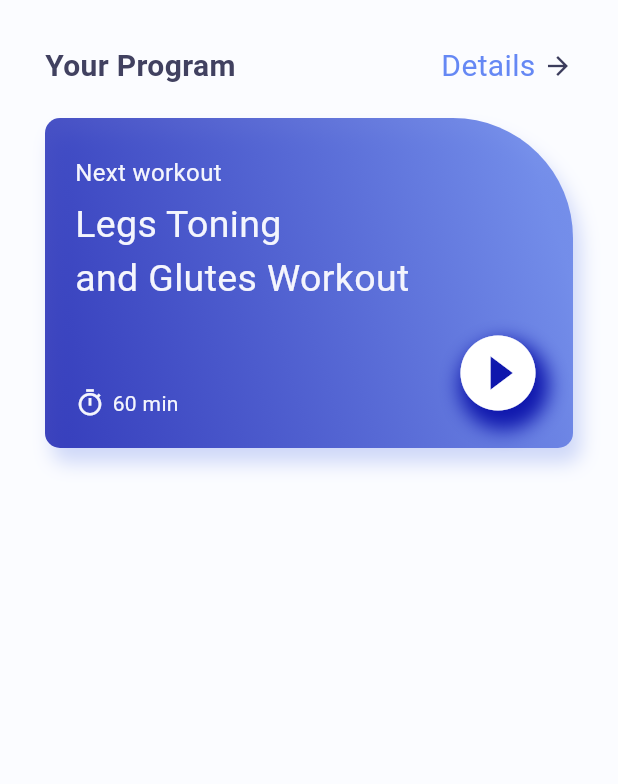
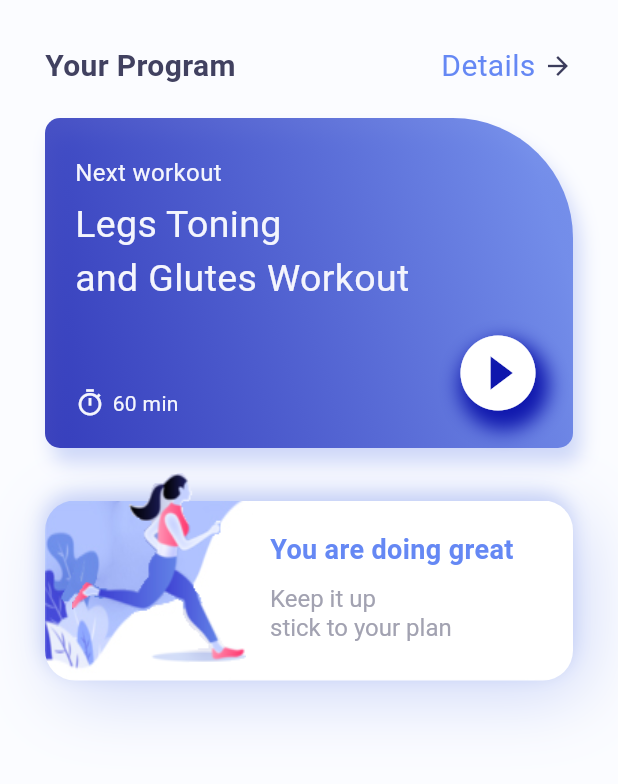
Before and after one commit to mmohammadmfallahm02/training_app, a Flutter app: the screen it shows after launch, on a phone screen of 412 x 824 dp, the part 95-879 px from its top. Run offline on Flutter 3.47's test engine with Material 2 defaults, Android fonts, the phone set to English and light mode, and no system bars; our stand-ins replace get.

Commit message:
create second poster homepage

```diff
--- a/lib/home_page.dart
+++ b/lib/home_page.dart
@@ -166,6 +166,82 @@ class HomePage extends StatelessWidget {
                       ],
                     )
                   ]),
+            ),
+            const SizedBox(
+              height: 5,
+            ),
+            Container(
+              height: 180,
+              width: MediaQuery.sizeOf(context).width,
+              child: Stack(
+                children: [
+                  Container(
+                      margin: const EdgeInsets.only(top: 30),
+                      height: 120,
+                      width: MediaQuery.sizeOf(context).width,
+                      decoration: BoxDecoration(
+                        boxShadow: [
+                          BoxShadow(
+                              blurRadius: 40,
+                              offset: const Offset(8, 10),
+                              color: AppColor.gradientSecond.withOpacity(0.3)),
+                          BoxShadow(
+                              blurRadius: 10,
+                              offset: const Offset(-1, -5),
+                              color: AppColor.gradientSecond.withOpacity(0.3))
+                        ],
+                        borderRadius:
+                            const BorderRadius.all(Radius.circular(20)),
+                        image: const DecorationImage(
+                          fit: BoxFit.fill,
+                          image: AssetImage(
+                            'assets/images/card.jpg',
+                          ),
+                        ),
+                      )),
+                  Container(
+                      height: 200,
+                      width: MediaQuery.sizeOf(context).width,
+                      margin: const EdgeInsets.only(right: 200, bottom: 30),
+                      decoration: const BoxDecoration(
+                        borderRadius: BorderRadius.all(Radius.circular(20)),
+                        image: DecorationImage(
+                          image: AssetImage(
+                            'assets/images/figure.png',
+                          ),
+                        ),
+                      )),
+                  Container(
+                    width: double.infinity,
+                    height: 100,
+                    margin: const EdgeInsets.only(left: 150, top: 50),
+                    child: Column(
+                        crossAxisAlignment: CrossAxisAlignment.start,
+                        children: [
+                          Text(
+                            'You are doing great',
+                            style: TextStyle(
+                                fontSize: 18,
+                                fontWeight: FontWeight.bold,
+                                color: AppColor.homePageDetail),
+                          ),
+                          const SizedBox(
+                            height: 10,
+                          ),
+                          RichText(
+                            text: TextSpan(
+                                text: 'Keep it up\n',
+                                style: TextStyle(
+                                    color: AppColor.homePagePlanColor,
+                                    fontSize: 16),
+                                children: const [
+                                  TextSpan(text: 'stick to your plan')
+                                ]),
+                          ),
+                        ]),
+                  )
+                ],
+              ),
             )
           ],
         )),
--- a/pubspec.yaml
+++ b/pubspec.yaml
@@ -60,9 +60,9 @@ flutter:
   uses-material-design: true
 
   # To add assets to your application, add an assets section, like this:
-  # assets:
-  #   - images/a_dot_burr.jpeg
-  #   - images/a_dot_ham.jpeg
+  assets:
+    - assets/images/
+
 
   # An image asset can refer to one or more resolution-specific "variants", see
   # https://flutter.dev/assets-and-images/#resolution-aware
```
